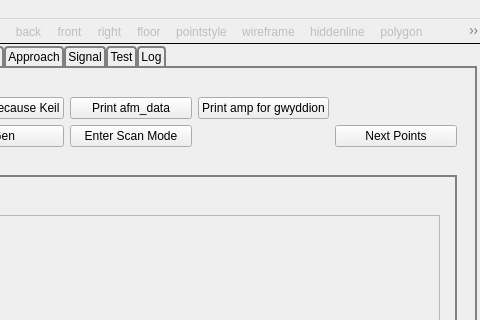
Qt form gui/mainwindow.ui (neil-sarkar/AFM-CLIENT) before a commit; both pictures show x 430 to 910 and y 0 to 320 of the 910 by 679 pixel window.
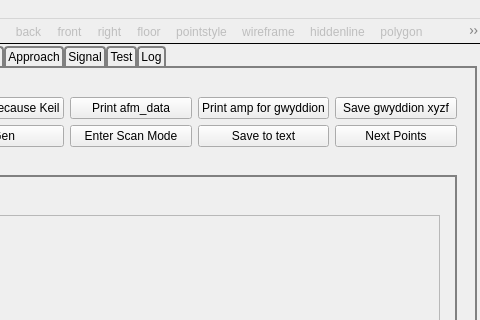
The same form after that commit. The open tabs and pages were chosen to show the change. Icons and pictures are not drawn.

Commit message: file export for text working. fixed afm_data class. dunno why gxyzf is giving errors

What changed in the file:
```diff
--- a/gui/mainwindow.ui
+++ b/gui/mainwindow.ui
@@ -1338,6 +1338,20 @@
            </property>
           </widget>
          </item>
+         <item row="1" column="5">
+          <widget class="QPushButton" name="btn_save_gxyzf">
+           <property name="text">
+            <string>Save gwyddion xyzf</string>
+           </property>
+          </widget>
+         </item>
+         <item row="2" column="4">
+          <widget class="QPushButton" name="btn_save_txt_1">
+           <property name="text">
+            <string>Save to text</string>
+           </property>
+          </widget>
+         </item>
         </layout>
        </item>
        <item>
```
Left out of the diff: 4 changed lines with no effect on the pictures. The commit also changes 11 other files.
